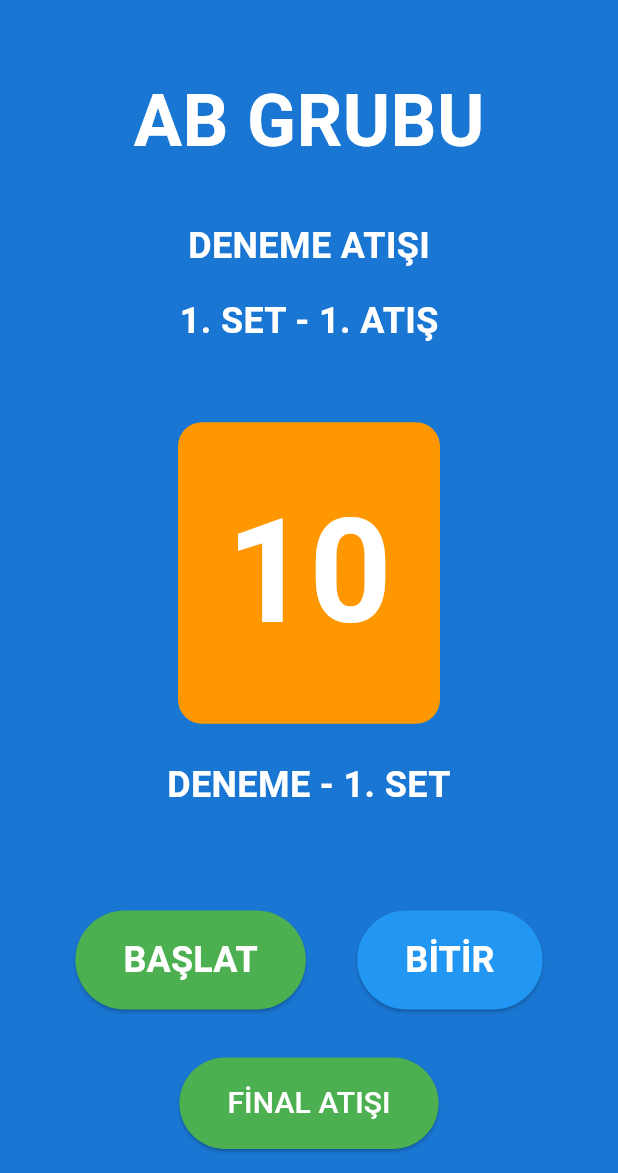
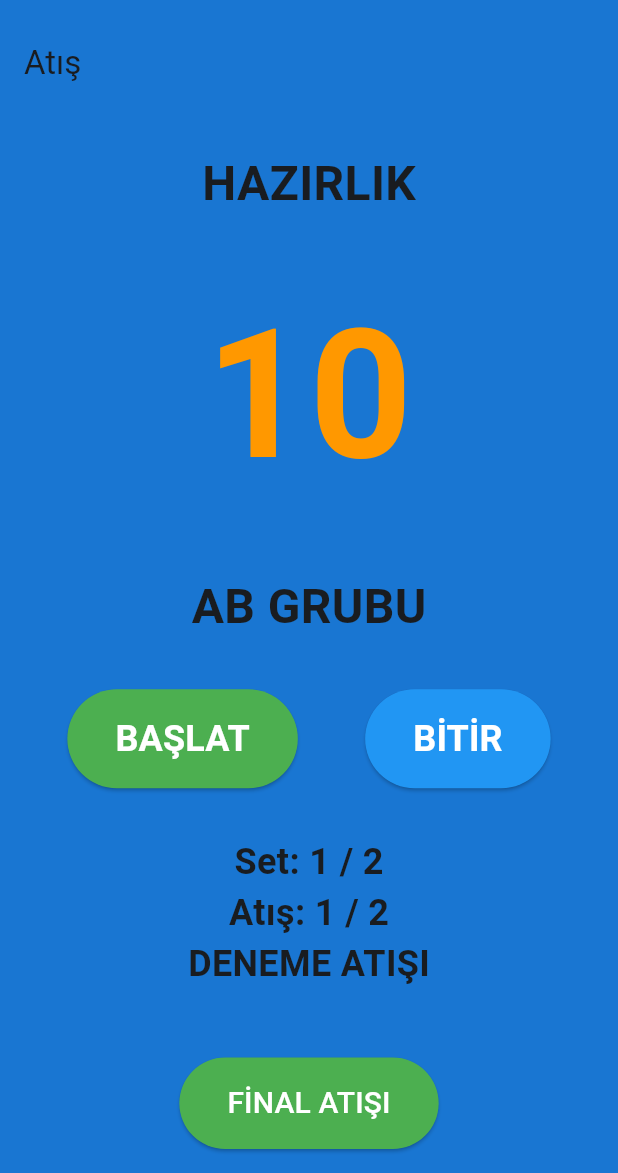
Before and after one commit to hasanali8334/archery_timer, a Flutter app: the screen it shows after launch, after a tap on "BAŞLA", on a phone screen of 412 x 824 dp, the part 63-1236 px from its top. Run offline on Flutter 3.47's test engine with Material 3 defaults, Android fonts, the phone set to English and light mode, and no system bars; our stand-ins replace audioplayers, shared_preferences.

Commit message:
ShootingScreen güncellendi: - Final atışı butonu kaldırıldı - Kullanılmayan fonksiyonlar kaldırıldı - Arayüz sadeleştirildi

```diff
--- a/lib/screens/shooting_screen.dart
+++ b/lib/screens/shooting_screen.dart
@@ -226,123 +226,55 @@ class _ShootingScreenState extends State<ShootingScreen> {
     });
   }
 
-  String _formatTime(int seconds) {
-    return '$seconds';
-  }
-
-  String _getNextShotInfo() {
-    if (isMatchFinished) {
-      return 'YARIŞMA BİTTİ';
-    }
-    return isPracticeRound
-        ? 'DENEME - ${currentSet}. SET'
-        : 'YARIŞMA - ${currentSet}. SET';
-  }
-
   @override
   Widget build(BuildContext context) {
-    Color timerColor =
-        isPreparationPhase
+    Color timerColor = isPreparationPhase
         ? Colors.orange
-            : (remainingTime <= widget.warningTime
-                ? Colors.orange
-                : Colors.green);
+        : (remainingTime <= widget.warningTime ? Colors.orange : Colors.green);
 
     return Scaffold(
+      appBar: AppBar(
+        title: const Text('Atış'),
+        backgroundColor: Colors.transparent,
+        elevation: 0,
+      ),
       body: SafeArea(
+        child: Center(
           child: Column(
+            mainAxisAlignment: MainAxisAlignment.center,
             children: [
-            // Üst kısım (AB/CD göstergesi)
-            Container(
-              padding: const EdgeInsets.symmetric(vertical: 32),
-              child: Center(
-                child: Text(
-                  isABGroup ? 'AB GRUBU' : 'CD GRUBU',
+              Text(
+                isPreparationPhase ? 'HAZIRLIK' : 'ATIŞ',
                 style: const TextStyle(
-                    color: Colors.white,
-                    fontSize: 48,
+                  fontSize: 32,
                   fontWeight: FontWeight.bold,
                 ),
               ),
+              const SizedBox(height: 32),
+              Text(
+                remainingTime.toString(),
+                style: TextStyle(
+                  fontSize: 120,
+                  fontWeight: FontWeight.bold,
+                  color: timerColor,
                 ),
               ),
-            // Set ve atış bilgisi
-            Column(
-              mainAxisSize: MainAxisSize.min,
-              children: [
+              const SizedBox(height: 32),
               Text(
-                  isPracticeRound ? 'DENEME ATIŞI' : 'YARIŞMA ATIŞI',
+                isABGroup ? 'AB GRUBU' : 'CD GRUBU',
                 style: const TextStyle(
-                    color: Colors.white,
-                    fontSize: 24,
+                  fontSize: 32,
                   fontWeight: FontWeight.bold,
                 ),
               ),
-                const SizedBox(height: 16),
-                Text(
-                  '${currentSet}. SET - ${currentShotInSet}. ATIŞ',
-                  style: const TextStyle(
-                    color: Colors.white,
-                    fontSize: 24,
-                    fontWeight: FontWeight.bold,
-                  ),
-                ),
-              ],
-            ),
-            // Timer ve butonlar
-            Expanded(
-              child: Center(
-                child: Column(
-                  mainAxisSize: MainAxisSize.min,
-                  children: [
-                    Container(
-                      padding: const EdgeInsets.all(32),
-                      decoration: BoxDecoration(
-                        color: timerColor,
-                        borderRadius: BorderRadius.circular(16),
-                      ),
-                      child: Text(
-                        _formatTime(remainingTime),
-                        style: const TextStyle(
-                          color: Colors.white,
-                          fontSize: 96,
-                          fontWeight: FontWeight.bold,
-                        ),
-                      ),
-                    ),
-                    if (!isRunning)
-                      Container(
-                        padding: const EdgeInsets.only(top: 24),
-                        child: Text(
-                          _getNextShotInfo(),
-                          style: const TextStyle(
-                            color: Colors.white,
-                            fontSize: 24,
-                            fontWeight: FontWeight.bold,
-                          ),
-                          textAlign: TextAlign.center,
-                        ),
-                      ),
-                  ],
-                ),
-              ),
-            ),
-            Container(
-              padding: const EdgeInsets.all(16),
-              child: Column(
-                mainAxisSize: MainAxisSize.min,
-                children: [
+              const SizedBox(height: 32),
               Row(
                 mainAxisAlignment: MainAxisAlignment.spaceEvenly,
                 children: [
                   ElevatedButton(
-                        onPressed:
-                            isMatchFinished
-                                ? null
-                                : (isRunning ? _stopTimer : _startTimer),
+                    onPressed: isRunning ? _stopTimer : _startTimer,
                     style: ElevatedButton.styleFrom(
-                          backgroundColor:
-                              isRunning ? Colors.red : Colors.green,
+                      backgroundColor: isRunning ? Colors.red : Colors.green,
                       padding: const EdgeInsets.symmetric(
                         horizontal: 32,
                         vertical: 16,
@@ -358,7 +290,7 @@ class _ShootingScreenState extends State<ShootingScreen> {
                     ),
                   ),
                   ElevatedButton(
-                        onPressed: isMatchFinished ? null : _finishShot,
+                    onPressed: _finishShot,
                     style: ElevatedButton.styleFrom(
                       backgroundColor: Colors.blue,
                       padding: const EdgeInsets.symmetric(
@@ -377,12 +309,32 @@ class _ShootingScreenState extends State<ShootingScreen> {
                   ),
                 ],
               ),
-                ],
+              const SizedBox(height: 32),
+              Text(
+                'Set: $currentSet / ${isPracticeRound ? widget.practiceRounds : widget.matchRounds}',
+                style: const TextStyle(
+                  fontSize: 24,
+                  fontWeight: FontWeight.bold,
+                ),
+              ),
+              Text(
+                'Atış: $currentShotInSet / 2',
+                style: const TextStyle(
+                  fontSize: 24,
+                  fontWeight: FontWeight.bold,
+                ),
+              ),
+              Text(
+                isPracticeRound ? 'DENEME ATIŞI' : 'YARIŞMA',
+                style: const TextStyle(
+                  fontSize: 24,
+                  fontWeight: FontWeight.bold,
                 ),
               ),
             ],
           ),
         ),
+      ),
     );
   }
 }
```
Lines whose indentation alone changed are shown as unchanged.
